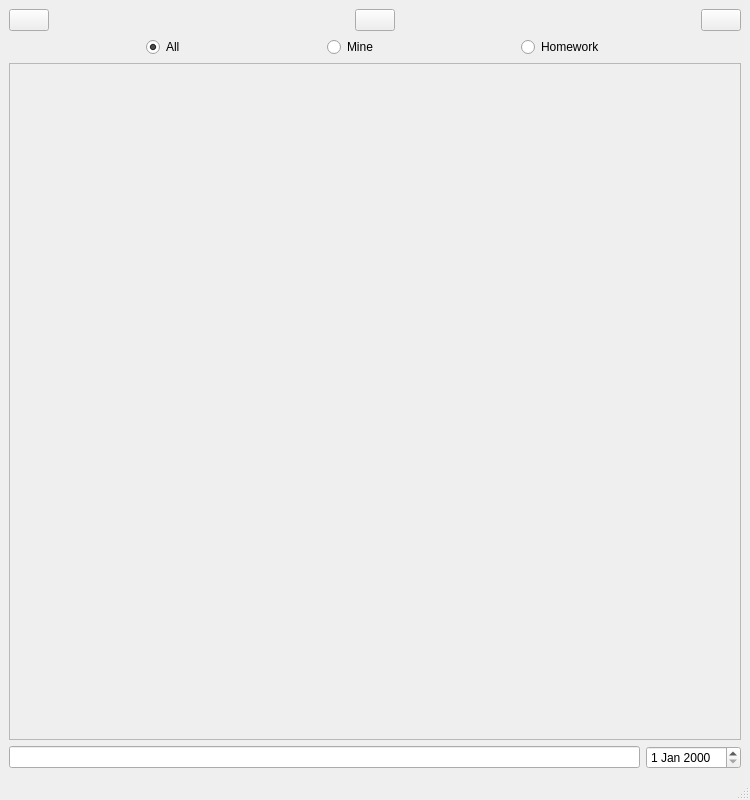
zsz12251665/HOSS-Client, file homework.ui: the form before one commit.
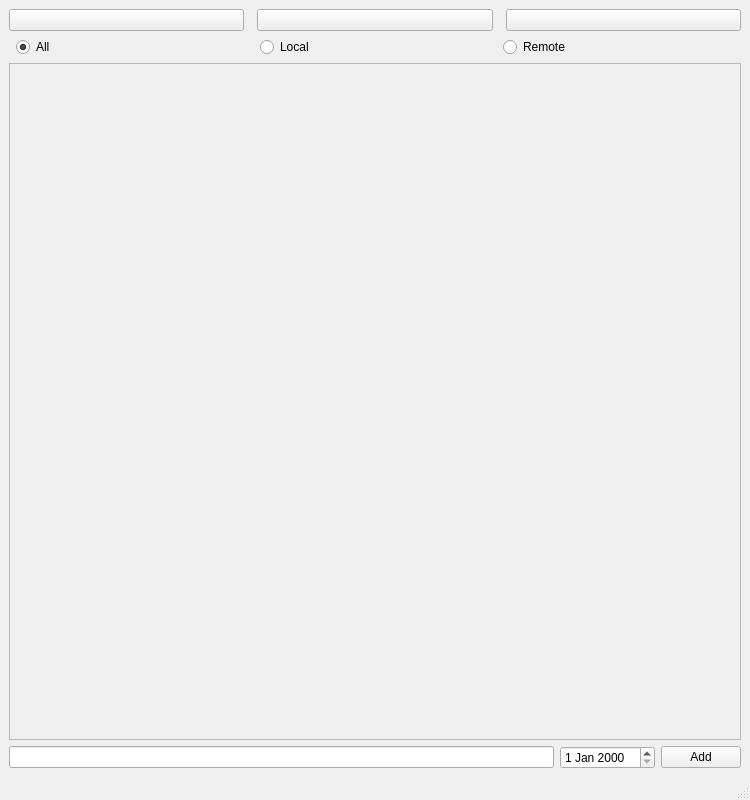
The form after the commit. Icons and pictures are not drawn.

Commit message: Add the class Storage

Patch:
```diff
--- a/homework.ui
+++ b/homework.ui
@@ -33,12 +33,6 @@
         <property name="orientation">
          <enum>Qt::Horizontal</enum>
         </property>
-        <property name="sizeHint" stdset="0">
-         <size>
-          <width>40</width>
-          <height>20</height>
-         </size>
-        </property>
        </spacer>
       </item>
       <item>
@@ -57,12 +51,6 @@
         <property name="orientation">
          <enum>Qt::Horizontal</enum>
         </property>
-        <property name="sizeHint" stdset="0">
-         <size>
-          <width>40</width>
-          <height>20</height>
-         </size>
-        </property>
        </spacer>
       </item>
       <item>
@@ -79,18 +67,12 @@
      </layout>
     </item>
     <item>
-     <layout class="QHBoxLayout" name="horizontalLayout_4">
+     <layout class="QHBoxLayout" name="horizontalLayout_2">
       <item>
-       <spacer name="horizontalSpacer_5">
+       <spacer name="horizontalSpacer_3">
         <property name="orientation">
          <enum>Qt::Horizontal</enum>
         </property>
-        <property name="sizeHint" stdset="0">
-         <size>
-          <width>40</width>
-          <height>20</height>
-         </size>
-        </property>
        </spacer>
       </item>
       <item>
@@ -108,18 +90,12 @@
         <property name="orientation">
          <enum>Qt::Horizontal</enum>
         </property>
-        <property name="sizeHint" stdset="0">
-         <size>
-          <width>40</width>
-          <height>20</height>
-         </size>
-        </property>
        </spacer>
       </item>
       <item>
-       <widget class="QRadioButton" name="radio_mine">
+       <widget class="QRadioButton" name="radio_local">
         <property name="text">
-         <string>Mine</string>
+         <string>Local</string>
         </property>
         <property name="checked">
          <bool>false</bool>
@@ -127,22 +103,16 @@
        </widget>
       </item>
       <item>
-       <spacer name="horizontalSpacer_7">
+       <spacer name="horizontalSpacer_5">
         <property name="orientation">
          <enum>Qt::Horizontal</enum>
         </property>
-        <property name="sizeHint" stdset="0">
-         <size>
-          <width>40</width>
-          <height>20</height>
-         </size>
-        </property>
        </spacer>
       </item>
       <item>
-       <widget class="QRadioButton" name="radio_homework">
+       <widget class="QRadioButton" name="radio_remote">
         <property name="text">
-         <string>Homework</string>
+         <string>Remote</string>
         </property>
        </widget>
       </item>
@@ -151,12 +121,6 @@
         <property name="orientation">
          <enum>Qt::Horizontal</enum>
         </property>
-        <property name="sizeHint" stdset="0">
-         <size>
-          <width>40</width>
-          <height>20</height>
-         </size>
-        </property>
        </spacer>
       </item>
      </layout>
@@ -197,16 +161,23 @@
      </widget>
     </item>
     <item>
-     <layout class="QHBoxLayout" name="horizontalLayout_2">
+     <layout class="QHBoxLayout" name="horizontalLayout_3">
       <item>
-       <widget class="QLineEdit" name="input_task">
+       <widget class="QLineEdit" name="edit_title">
         <property name="text">
          <string/>
         </property>
        </widget>
       </item>
       <item>
-       <widget class="QDateEdit" name="dateEdit"/>
+       <widget class="QDateEdit" name="edit_deadline"/>
+      </item>
+      <item>
+       <widget class="QPushButton" name="button_add">
+        <property name="text">
+         <string>Add</string>
+        </property>
+       </widget>
       </item>
      </layout>
     </item>
```
Left out of the diff: 20 changed lines with no effect on the pictures. The commit also changes 16 other files.
